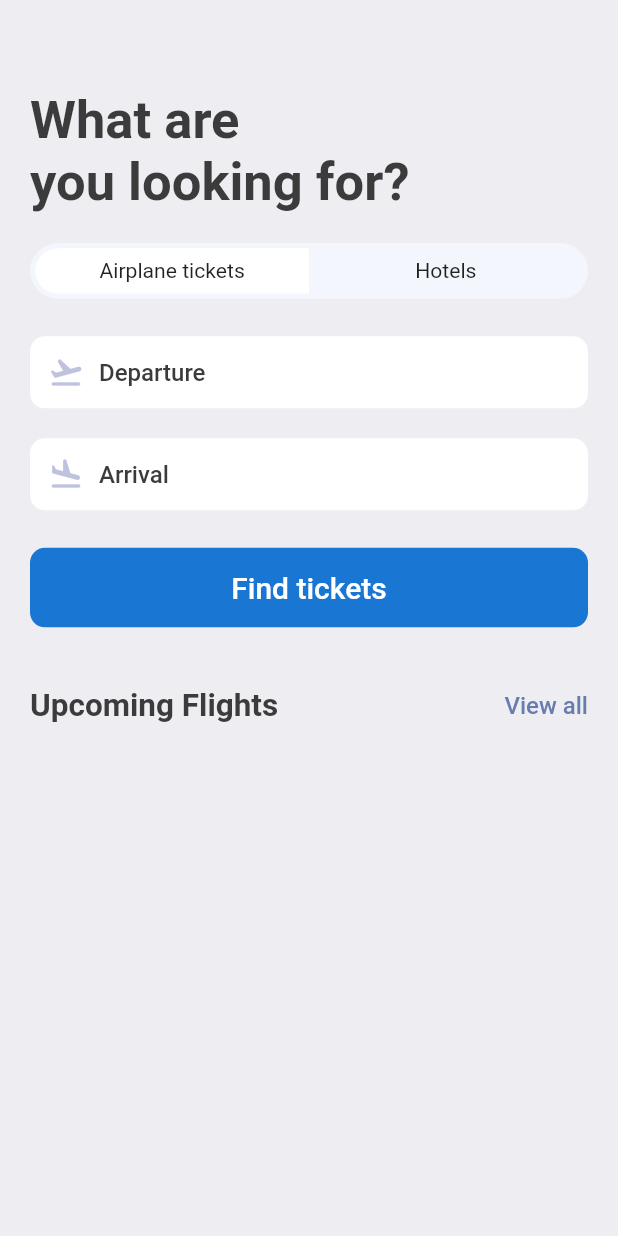
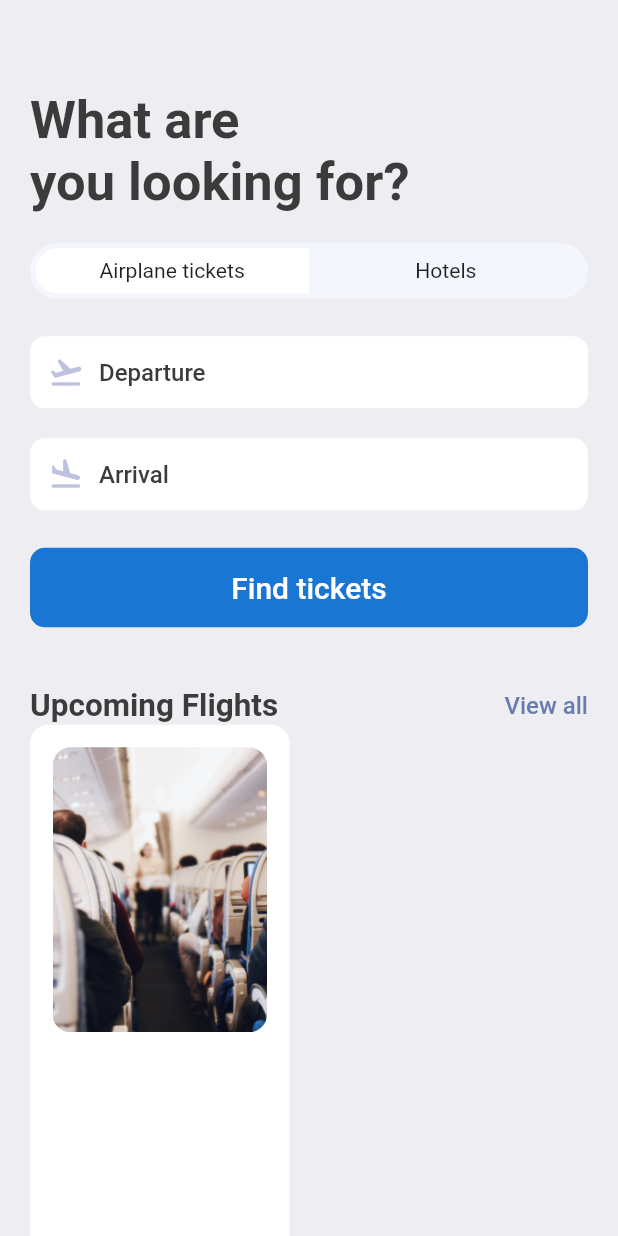
Before and after one commit to gnulitskaya/tickets-booking--app, a Flutter app: the SearchScreen screen opened directly, on a phone screen of 412 x 824 dp. Run offline on Flutter 3.47's test engine with Material 2 defaults, Android fonts, the phone set to English and light mode, and no system bars; our stand-ins replace fluentui_icons, gap, get.

Commit message:
edit settings

```diff
--- a/lib/screens/search_screen.dart
+++ b/lib/screens/search_screen.dart
@@ -88,6 +88,32 @@ class SearchScreen extends StatelessWidget {
           ),
           Gap(AppLayout.getHeight(40)),
           const ViewAll(bigText: 'Upcoming Flights', smallText: 'View all'),
+          Row(
+            children: [
+              Container(
+                decoration: BoxDecoration(
+                    color: Colors.white,
+                    borderRadius:
+                        BorderRadius.circular(AppLayout.getHeight(12))),
+                height: AppLayout.getHeight(400),
+                width: size.width * 0.42,
+                padding: EdgeInsets.symmetric(
+                    horizontal: AppLayout.getWidth(15),
+                    vertical: AppLayout.getHeight(15)),
+                child: Column(children: [
+                  Container(
+                    height: AppLayout.getHeight(190),
+                    decoration: BoxDecoration(
+                        borderRadius:
+                            BorderRadius.circular(AppLayout.getHeight(12)),
+                        image: DecorationImage(
+                            fit: BoxFit.cover,
+                            image: AssetImage('assets/images/sit.jpg'))),
+                  )
+                ]),
+              ),
+            ],
+          ),
         ],
       ),
     );
```
